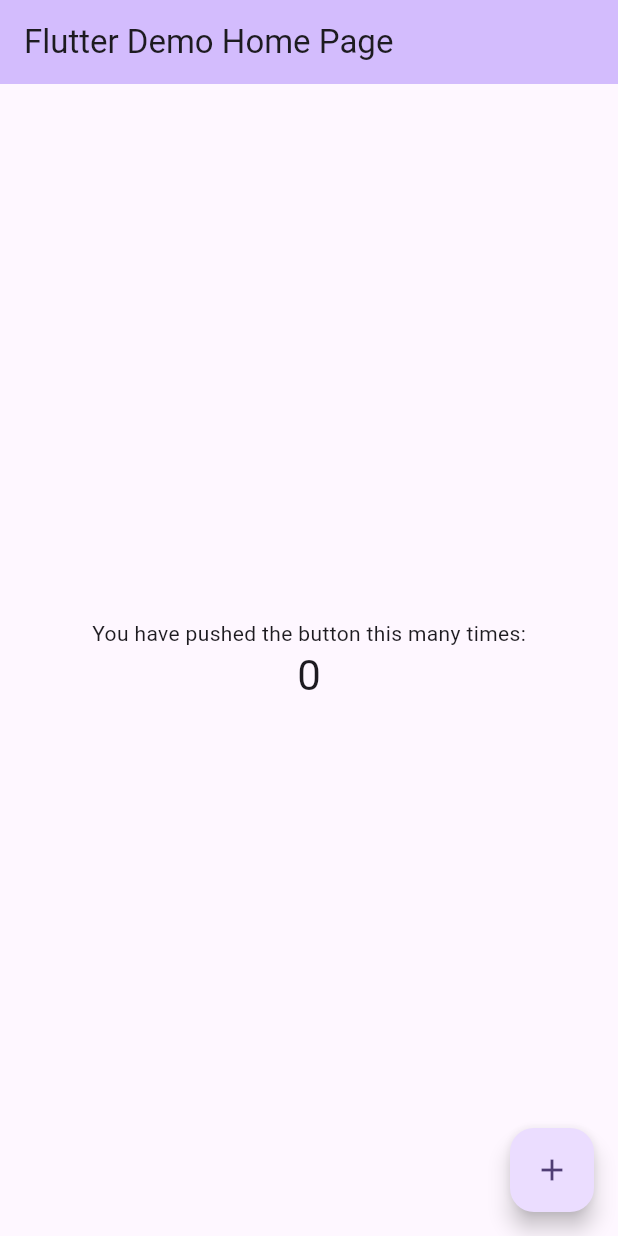
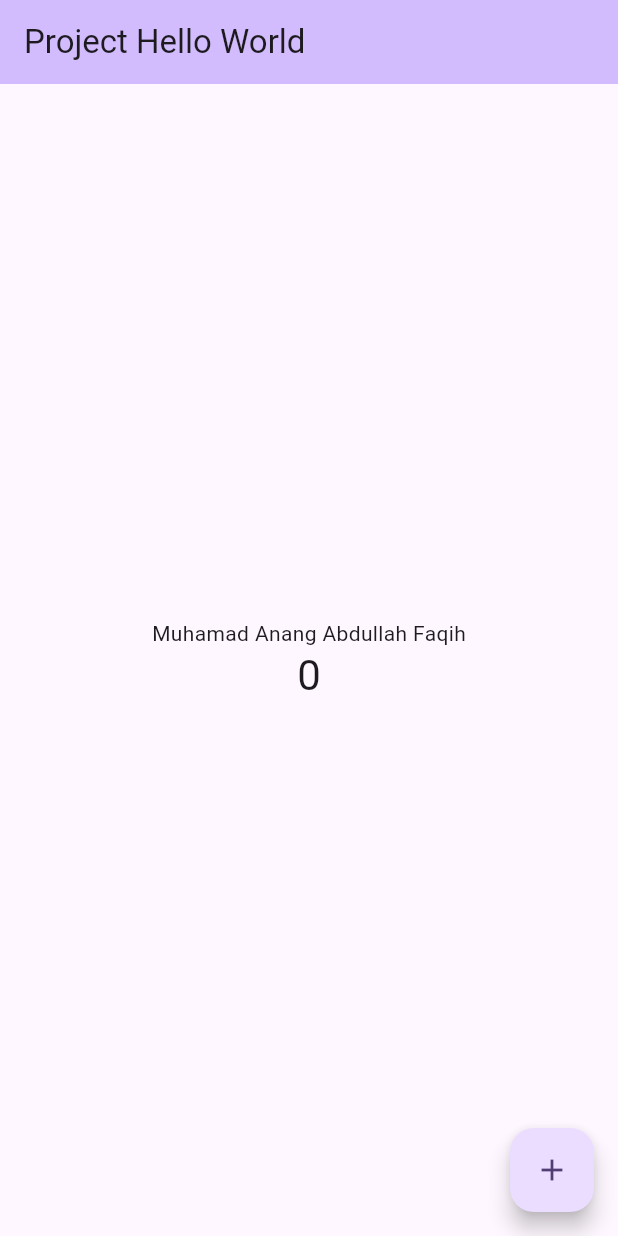
Before and after one commit to MuhamadAnang/flutter-fundamental-part1, a Flutter app: the screen it shows after launch, on a phone screen of 412 x 824 dp. Run offline on Flutter 3.47's test engine with Material 3 defaults, Android fonts, the phone set to English and light mode, and no system bars.

Commit message:
project hellow_world

```diff
--- a/lib/main.dart
+++ b/lib/main.dart
@@ -22,7 +22,8 @@ class MyApp extends StatelessWidget {
         // reload" button in a Flutter-supported IDE, or press "r" if you used
         // the command line to start the app).
         //
-        // Notice that the counter didn't reset back to zero; the application
+        // Notice that the counter didn't
+        //reset back to zero; the application
         // state is not lost during the reload. To reset the state, use hot
         // restart instead.
         //
@@ -31,7 +32,7 @@ class MyApp extends StatelessWidget {
         colorScheme: ColorScheme.fromSeed(seedColor: Colors.deepPurple),
         useMaterial3: true,
       ),
-      home: const MyHomePage(title: 'Flutter Demo Home Page'),
+      home: const MyHomePage(title: 'Project Hello World'),
     );
   }
 }
@@ -106,7 +107,7 @@ class _MyHomePageState extends State<MyHomePage> {
           mainAxisAlignment: MainAxisAlignment.center,
           children: <Widget>[
             const Text(
-              'You have pushed the button this many times:',
+              'Muhamad Anang Abdullah Faqih',
             ),
             Text(
               '$_counter',
```
